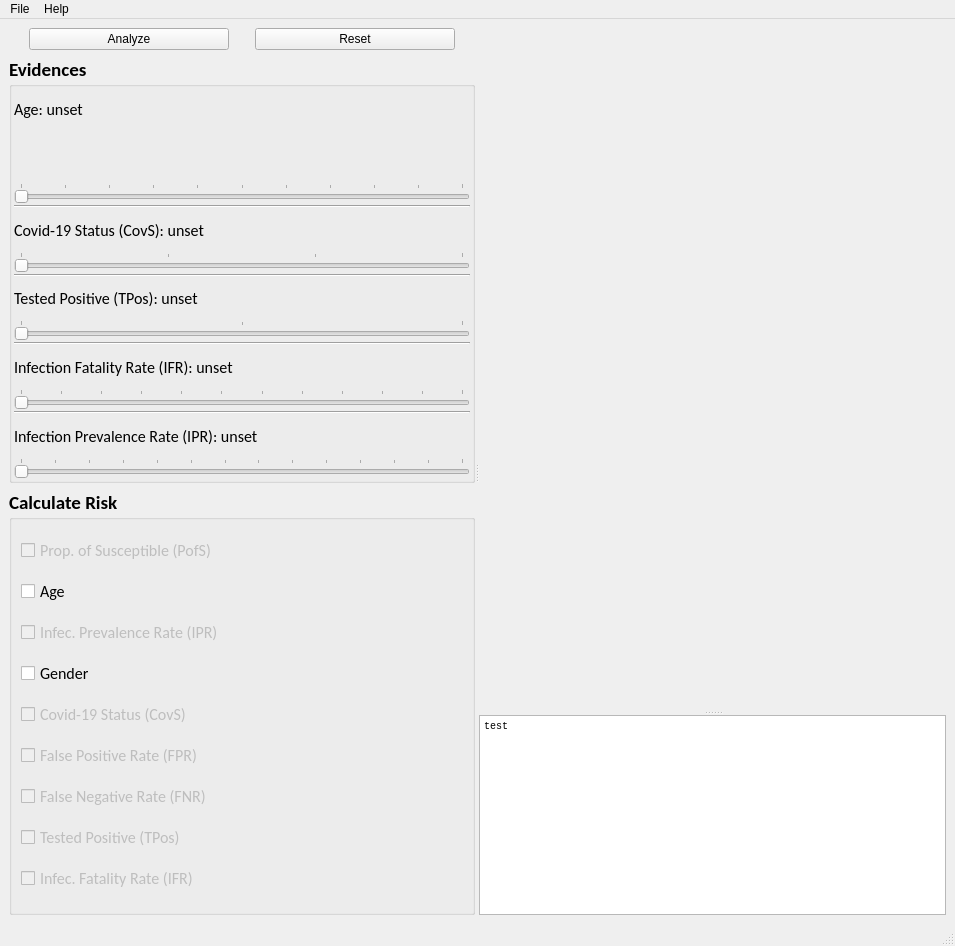
Old version of the form mainwindow.ui in the repository helderc/dss-bt-risk.
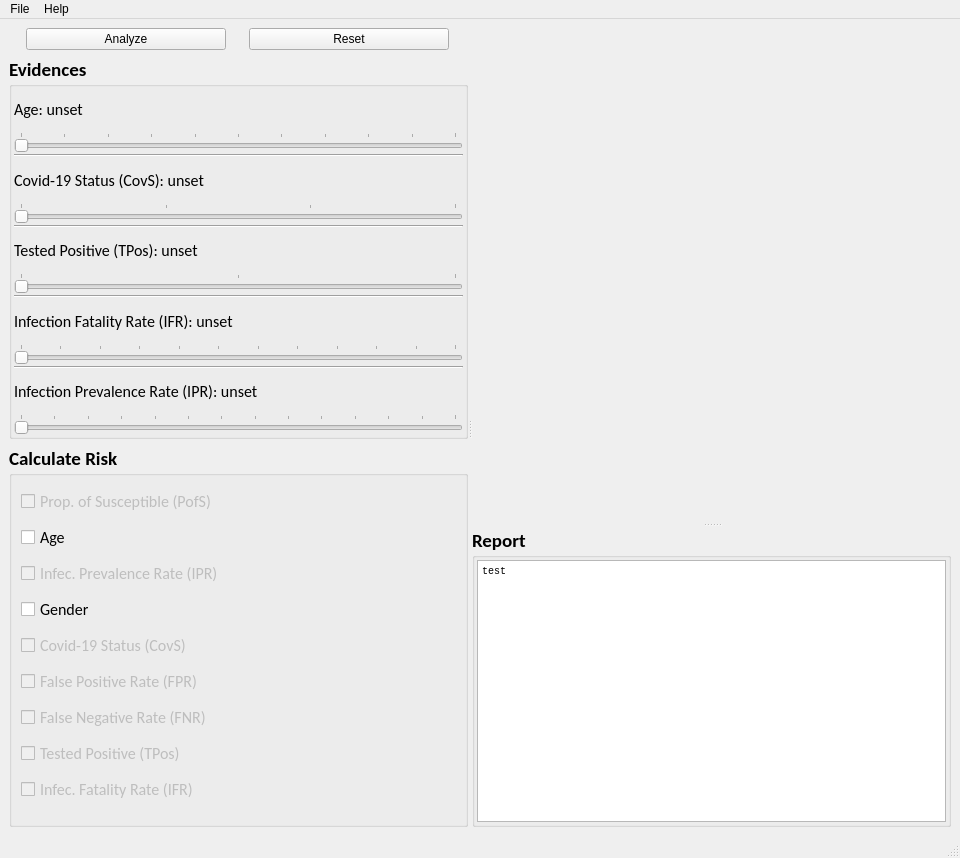
New version of the form. Custom widgets are drawn as their Qt base class.

Commit message: upd: polishing interface and updading plot

What changed in the file:
```diff
--- a/mainwindow.ui
+++ b/mainwindow.ui
@@ -6,13 +6,16 @@
    <rect>
     <x>0</x>
     <y>0</y>
-    <width>955</width>
-    <height>946</height>
+    <width>960</width>
+    <height>858</height>
    </rect>
   </property>
   <property name="windowTitle">
    <string>DSS BT-Risk</string>
   </property>
+  <property name="autoFillBackground">
+   <bool>false</bool>
+  </property>
   <widget class="QWidget" name="centralwidget">
    <layout class="QHBoxLayout" name="horizontalLayout">
     <item>
@@ -117,22 +120,6 @@
              </property>
             </widget>
            </item>
-           <item>
-            <widget class="QChartView" name="plotAge" native="true">
-             <property name="sizePolicy">
-              <sizepolicy hsizetype="Preferred" vsizetype="Maximum">
-               <horstretch>0</horstretch>
-               <verstretch>0</verstretch>
-              </sizepolicy>
-             </property>
-             <property name="minimumSize">
-              <size>
-               <width>0</width>
-               <height>50</height>
-              </size>
-             </property>
-            </widget>
-           </item>
            <item>
             <widget class="QSlider" name="sldrAge">
              <property name="minimum">
@@ -538,7 +525,7 @@
          </size>
         </property>
        </widget>
-       <widget class="QTextEdit" name="txtEdtReport">
+       <widget class="QGroupBox" name="groupBox">
         <property name="sizePolicy">
          <sizepolicy hsizetype="MinimumExpanding" vsizetype="Preferred">
           <horstretch>0</horstretch>
@@ -547,8 +534,8 @@
         </property>
         <property name="minimumSize">
          <size>
-          <width>300</width>
-          <height>50</height>
+          <width>50</width>
+          <height>300</height>
          </size>
         </property>
         <property name="maximumSize">
@@ -559,17 +546,49 @@
         </property>
         <property name="font">
          <font>
-          <family>Consolas</family>
-          <pointsize>12</pointsize>
+          <family>Calibri</family>
+          <pointsize>14</pointsize>
+          <weight>75</weight>
+          <bold>true</bold>
          </font>
         </property>
-        <property name="html">
-         <string>&lt;!DOCTYPE HTML PUBLIC &quot;-//W3C//DTD HTML 4.0//EN&quot; &quot;http://www.w3.org/TR/REC-html40/strict.dtd&quot;&gt;
+        <property name="title">
+         <string>Report</string>
+        </property>
+        <layout class="QVBoxLayout" name="verticalLayout_4">
+         <property name="leftMargin">
+          <number>2</number>
+         </property>
+         <property name="topMargin">
+          <number>2</number>
+         </property>
+         <property name="rightMargin">
+          <number>2</number>
+         </property>
+         <property name="bottomMargin">
+          <number>2</number>
+         </property>
+         <item>
+          <widget class="QTextEdit" name="txtEdtReport">
+           <property name="font">
+            <font>
+             <family>Consolas</family>
+             <pointsize>12</pointsize>
+            </font>
+           </property>
+           <property name="readOnly">
+            <bool>true</bool>
+           </property>
+           <property name="html">
+            <string>&lt;!DOCTYPE HTML PUBLIC &quot;-//W3C//DTD HTML 4.0//EN&quot; &quot;http://www.w3.org/TR/REC-html40/strict.dtd&quot;&gt;
 &lt;html&gt;&lt;head&gt;&lt;meta name=&quot;qrichtext&quot; content=&quot;1&quot; /&gt;&lt;style type=&quot;text/css&quot;&gt;
 p, li { white-space: pre-wrap; }
-&lt;/style&gt;&lt;/head&gt;&lt;body style=&quot; font-family:'Consolas'; font-size:12pt; font-weight:400; font-style:normal;&quot;&gt;
-&lt;p style=&quot; margin-top:0px; margin-bottom:0px; margin-left:0px; margin-right:0px; -qt-block-indent:0; text-indent:0px;&quot;&gt;&lt;span style=&quot; font-family:'MS Shell Dlg 2'; font-size:7.8pt;&quot;&gt;test&lt;/span&gt;&lt;/p&gt;&lt;/body&gt;&lt;/html&gt;</string>
-        </property>
+&lt;/style&gt;&lt;/head&gt;&lt;body style=&quot; font-family:'Consolas'; font-size:12pt; font-weight:600; font-style:normal;&quot;&gt;
+&lt;p style=&quot; margin-top:0px; margin-bottom:0px; margin-left:0px; margin-right:0px; -qt-block-indent:0; text-indent:0px;&quot;&gt;&lt;span style=&quot; font-family:'MS Shell Dlg 2'; font-size:7.8pt; font-weight:400;&quot;&gt;test&lt;/span&gt;&lt;/p&gt;&lt;/body&gt;&lt;/html&gt;</string>
+           </property>
+          </widget>
+         </item>
+        </layout>
        </widget>
       </widget>
      </widget>
@@ -581,7 +600,7 @@
     <rect>
      <x>0</x>
      <y>0</y>
-     <width>955</width>
+     <width>960</width>
      <height>26</height>
     </rect>
    </property>
```
The commit also changes 2 other files.
